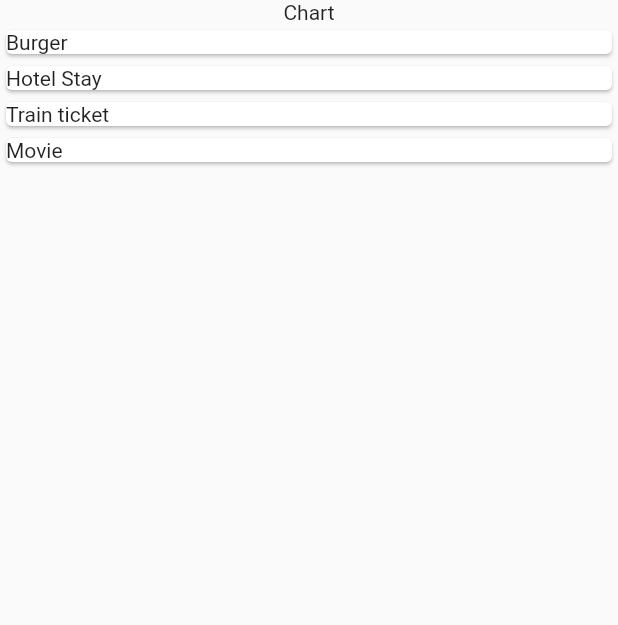
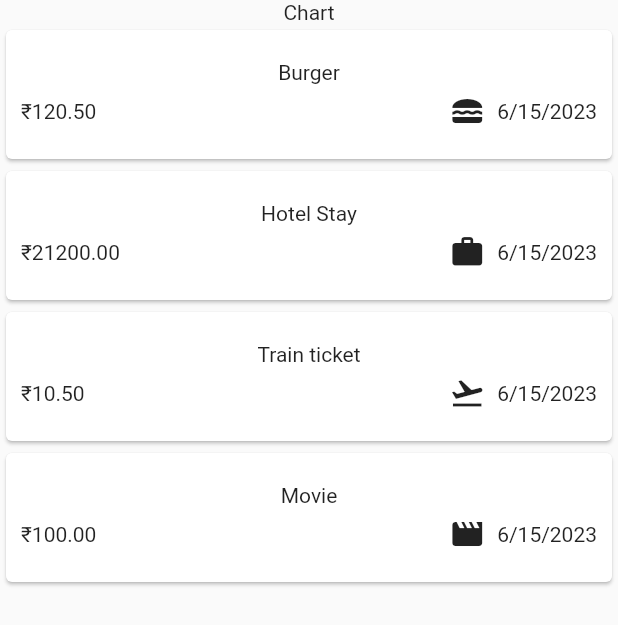
Before and after one commit to thekalpeshchoudhary/expense_tracker, a Flutter app: the screen it shows after launch, on a phone screen of 412 x 824 dp. Shown: the top 625 px of the screen. Run offline on Flutter 3.47's test engine with Material 2 defaults, Android fonts, the phone set to English and light mode, and no system bars.

Commit message:
category icons, card view

```diff
--- a/lib/models/expense.dart
+++ b/lib/models/expense.dart
@@ -1,21 +1,39 @@
+import 'package:flutter/material.dart';
+import 'package:intl/intl.dart';
 import 'package:uuid/uuid.dart';
 
 const uuid = Uuid();
+final formatter = DateFormat.yMd();
 
-enum Categories {
+enum Category {
   food,
   travel,
   leisure,
   work,
 }
 
+const categoryIcons = {
+  Category.food: Icons.lunch_dining,
+  Category.travel: Icons.flight_takeoff,
+  Category.leisure: Icons.movie,
+  Category.work: Icons.work,
+};
+
 class Expense {
-  Expense({required this.title, required this.amount, required this.date, required this.category})
+  Expense(
+      {required this.title,
+      required this.amount,
+      required this.date,
+      required this.category})
       : id = uuid.v4();
 
   final String id;
   final String title;
   final double amount;
   final DateTime date;
-  final Categories category;
+  final Category category;
+
+  String get formattedDate {
+    return formatter.format(date);
+  }
 }
--- a/lib/widgets/expenses.dart
+++ b/lib/widgets/expenses.dart
@@ -16,22 +16,22 @@ class _ExpensesState extends State<Expenses> {
         title: "Burger",
         amount: 120.50,
         date: DateTime.now(),
-        category: Categories.food),
+        category: Category.food),
     Expense(
         title: "Hotel Stay",
         amount: 21200,
         date: DateTime.now(),
-        category: Categories.work),
+        category: Category.work),
     Expense(
         title: "Train ticket",
         amount: 10.50,
         date: DateTime.now(),
-        category: Categories.travel),
+        category: Category.travel),
     Expense(
         title: "Movie",
         amount: 100.00,
         date: DateTime.now(),
-        category: Categories.leisure),
+        category: Category.leisure),
   ];
 
   @override
--- a/lib/widgets/expenses_list/expense_item.dart
+++ b/lib/widgets/expenses_list/expense_item.dart
@@ -8,7 +8,32 @@ class ExpenseItem extends StatelessWidget {
   @override
   Widget build(BuildContext context) {
     return Card(
-      child: Text(expense.title),
+      child: Padding(
+          padding: const EdgeInsets.symmetric(horizontal: 10, vertical: 20),
+          child: Column(
+            children: [
+              Text(expense.title),
+              const SizedBox(
+                height: 6,
+              ),
+              Row(
+                children: [
+                  Text('₹${expense.amount.toStringAsFixed(2)}'),
+                  const Spacer(),
+                  Row(
+                    mainAxisAlignment: MainAxisAlignment.spaceBetween,
+                    children: [
+                      Icon(categoryIcons[expense.category]),
+                      const SizedBox(
+                        width: 8,
+                      ),
+                      Text(expense.formattedDate),
+                    ],
+                  )
+                ],
+              )
+            ],
+          )),
     );
   }
 }
--- a/pubspec.yaml
+++ b/pubspec.yaml
@@ -36,6 +36,7 @@ dependencies:
   # Use with the CupertinoIcons class for iOS style icons.
   cupertino_icons: ^1.0.2
   uuid: ^3.0.7
+  intl: ^0.18.1
 
 dev_dependencies:
   flutter_test:
```
Also changed, not shown: pubspec.lock.
